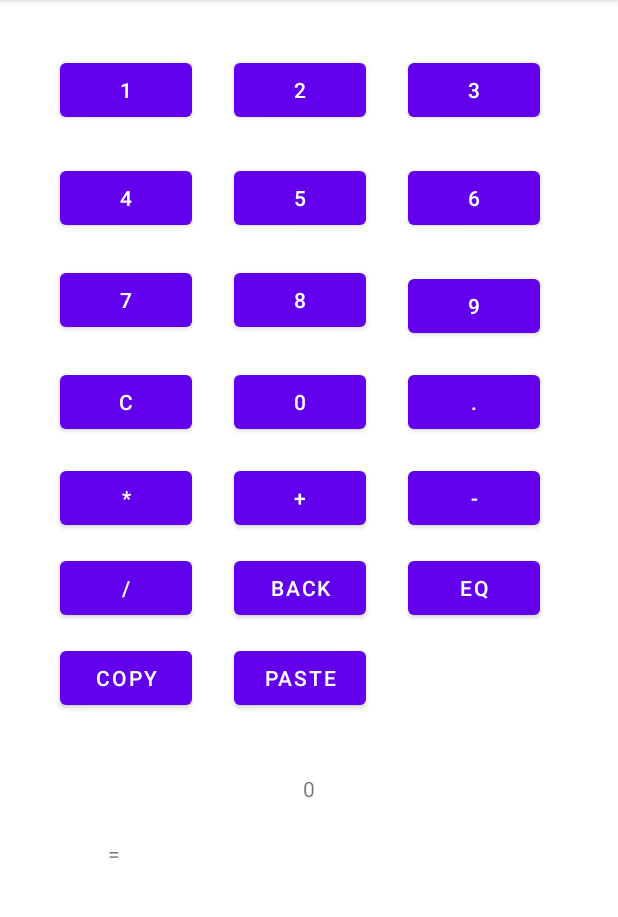
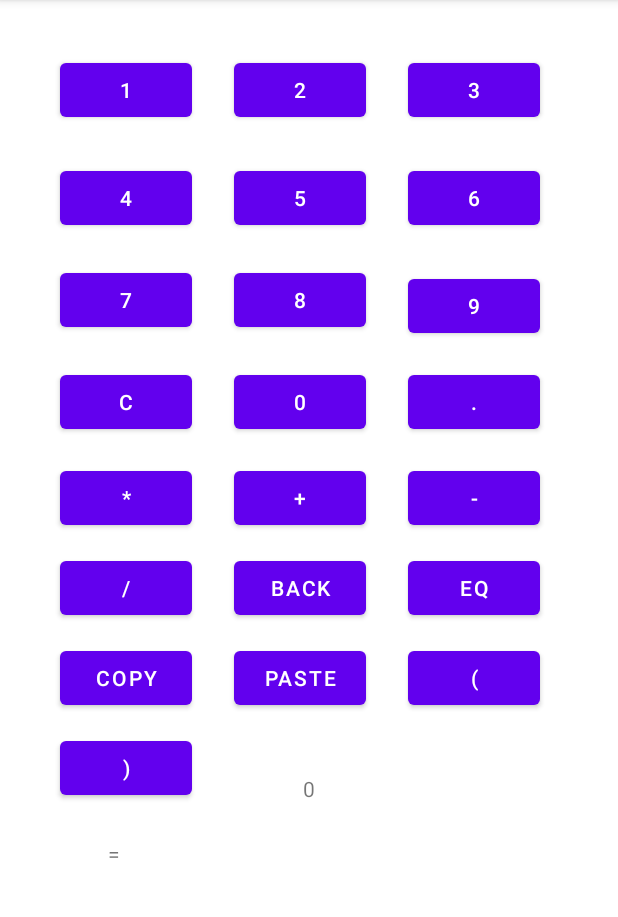
Before and after one commit to usermisterfive/Calculator, an Android app: the screen it shows after launch (MainActivity), on a phone screen of 412 x 824 dp, the part 84-1001 px from its top. Run offline under Robolectric (Android 15) with nearby library versions, the phone set to English and light mode, and no system bars.

Commit message:
cherry-pick d63d826 #4

```diff
--- a/app/build.gradle
+++ b/app/build.gradle
@@ -2,7 +2,7 @@ plugins {
     id 'com.android.application'
 }
 
-project.ext.set("versionName", "12.8.0")
+project.ext.set("versionName", "13.0.0")
 
 android {
     compileSdk 34
--- a/app/src/main/res/layout/activity_main.xml
+++ b/app/src/main/res/layout/activity_main.xml
@@ -236,4 +236,24 @@
         app:layout_constraintStart_toStartOf="parent"
         app:layout_constraintTop_toTopOf="parent" />
 
+    <Button
+        android:id="@+id/leftBracketButton"
+        android:layout_width="wrap_content"
+        android:layout_height="wrap_content"
+        android:layout_marginStart="272dp"
+        android:layout_marginTop="428dp"
+        android:text="("
+        app:layout_constraintStart_toStartOf="parent"
+        app:layout_constraintTop_toTopOf="parent" />
+
+    <Button
+        android:id="@+id/rightBracketButton"
+        android:layout_width="wrap_content"
+        android:layout_height="wrap_content"
+        android:layout_marginStart="40dp"
+        android:layout_marginTop="488dp"
+        android:text=")"
+        app:layout_constraintStart_toStartOf="parent"
+        app:layout_constraintTop_toTopOf="parent" />
+
 </androidx.constraintlayout.widget.ConstraintLayout>
```
